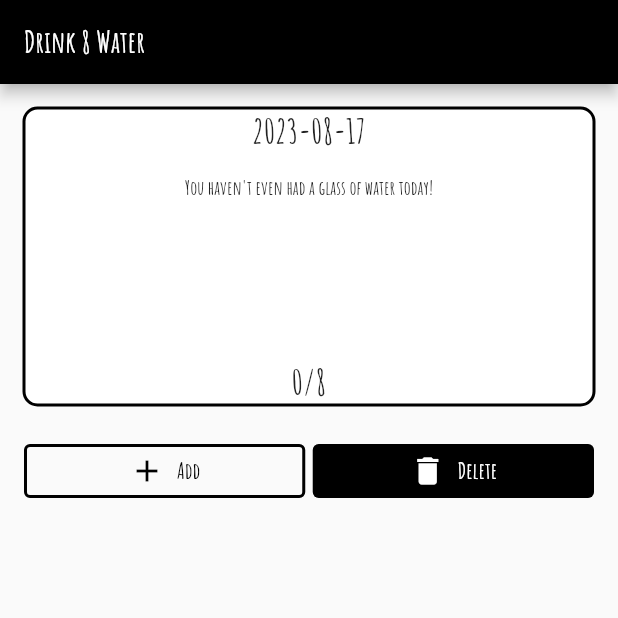
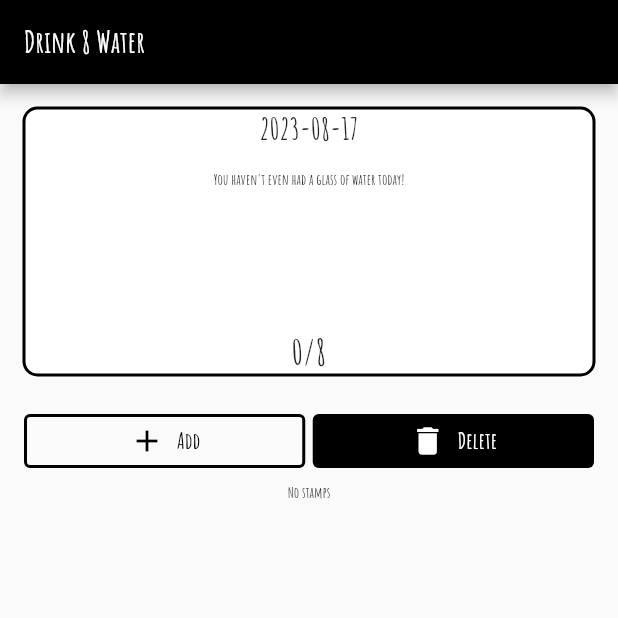
Before and after one commit to jeongminji4490/drink_water_ever_day, a Flutter app: the screen it shows after launch, after a tap on "Add", after a tap on "Delete", on a phone screen of 412 x 824 dp, the top half of it. Run offline on Flutter 3.47's test engine with Material 2 defaults, Android fonts, the light colour scheme and no system bars; our stand-ins replace device_preview, sqflite; accounts and stored records are empty.

Commit message:
add sqflite

```diff
--- /dev/null
+++ b/lib/database_helper.dart
@@ -0,0 +1,76 @@
+import 'package:my_flutter_project/stamp.dart';
+import 'package:path/path.dart';
+import 'package:sqflite/sqflite.dart';
+
+class DatabaseHelper {
+  // Singleton pattern
+  static final DatabaseHelper dbHelper = DatabaseHelper._internal();
+
+  // Return already created db helper instance whenever it is created using factory keyword
+  factory DatabaseHelper() => dbHelper;
+
+  DatabaseHelper._internal();
+
+  static Database? _database;
+
+  Future<Database> get database async {
+    if (_database != null) return _database!;
+    // Initialize the DB first time it is accessed
+    _database = await _initDatabase();
+    return _database!;
+  }
+
+  // Create Database
+  Future<Database> _initDatabase() async {
+    final databasePath = await getDatabasesPath();
+    // Set the path to the database
+    final path = join(databasePath, 'my_stamps.db');
+
+    return await openDatabase(path,
+        onCreate: _onCreate,
+        version: 3,
+        onConfigure: (db) async =>
+            await db.execute('PRAGMA foreign_keys = ON'));
+  }
+
+  // When the db is first created, create a new table
+  // 'CREATE TABLE stamp(id INTEGER PRIMARY KEY, date TEXT, cups INTEGER)'
+  Future<void> _onCreate(Database db, int version) async {
+    await db.execute(
+        'CREATE TABLE stamp(date TEXT PRIMARY KEY, cups INTEGER)');
+  }
+
+  Future<List<Stamp>> getAllStamps() async {
+    final db = await dbHelper.database;
+    final List<Map<String, dynamic>> maps = await db.query('stamp');
+
+    // Convert the List<Map<String, dynamic> into a List<Stamp>.
+    return List.generate(maps.length, (index) => Stamp.fromMap(maps[index]));
+  }
+
+  Future<Stamp> getStamp(String date) async {
+    final db = await dbHelper.database;
+    final List<Map<String, dynamic>> maps =
+        await db.query('stamp', where: 'date = ?', whereArgs: [date]);
+    return Stamp.fromMap(maps[0]);
+  }
+
+  Future<void> insert(Stamp stamp) async {
+    final db = await dbHelper.database;
+
+    await db.insert('stamp', stamp.toMap(), conflictAlgorithm: ConflictAlgorithm.replace);
+  }
+
+  Future<void> update(Stamp stamp) async {
+    final db = await dbHelper.database;
+
+    await db.update('stamp', stamp.toMap(), where: 'date = ?', whereArgs: [stamp.date]);
+  }
+
+  Future<void> delete(String date) async {
+    final db = await dbHelper.database;
+
+    await db.delete('stamp', where: 'date = ?', whereArgs: [date]);
+  }
+
+}
--- a/lib/home.dart
+++ b/lib/home.dart
@@ -1,6 +1,9 @@
 import 'package:flutter/material.dart';
 import 'package:intl/intl.dart';
 import 'package:my_flutter_project/cup_image.dart';
+import 'package:my_flutter_project/database_helper.dart';
+import 'package:my_flutter_project/stamp.dart';
+import 'package:my_flutter_project/stamp_builder.dart';
 
 class HomeScreen extends StatefulWidget {
   const HomeScreen({super.key});
@@ -10,21 +13,46 @@ class HomeScreen extends StatefulWidget {
 }
 
 class _HomeScreenState extends State<HomeScreen> {
+
+  final DatabaseHelper dbHelper = DatabaseHelper();
+
   final String title = "Drink 8 Water";
-  int _cards = 0;
 
-  void _drinkWater() {
+  int cups = 0;
+
+  Future<Stamp> getStamp(String date) async {
+    return await dbHelper.getStamp(date);
+  }
+
+  Future<List<Stamp>> getAllStamps() async {
+    return await dbHelper.getAllStamps();
+  }
+
+  Future<void> insertStamp(String date) async {
+    await dbHelper
+        .insert(Stamp(date: date, cups: cups));
+  }
+
+  Future<void> deleteStamp(String date) async {
+    await dbHelper.delete(date);
+  }
+
+  void _drinkWater(String date) {
     setState(() {
-      if (_cards != 8) {
-        _cards++;
+      print("cups: $cups");
+      if (cups < 8) {
+        cups++;
+      }
+      if (cups == 8) {
+        insertStamp(date);
       }
     });
   }
 
   void _myMistake() {
     setState(() {
-      if (_cards != 0) {
-        _cards--;
+      if (cups > 0) {
+        cups--;
       }
     });
   }
@@ -44,7 +72,7 @@ class _HomeScreenState extends State<HomeScreen> {
             children: <Widget>[
               Container(
                 width: double.infinity,
-                height: 200,
+                height: 180,
                 margin: const EdgeInsets.all(15),
                 decoration: BoxDecoration(
                   color: Colors.white,
@@ -56,16 +84,16 @@ class _HomeScreenState extends State<HomeScreen> {
                     Text(
                       todayDate,
                       style: const TextStyle(
-                          fontFamily: 'AmaticscBold', fontSize: 23),
+                          fontFamily: 'AmaticscBold', fontSize: 20),
                       textAlign: TextAlign.center,
                     ),
                     const SizedBox(height: 15),
-                    if (_cards == 0)
+                    if (cups == 0)
                       const Expanded(
                         child: Text(
                           "You haven't even had a glass of water today!",
                           style: TextStyle(
-                              fontFamily: 'AmaticscBold', fontSize: 13),
+                              fontFamily: 'AmaticscBold', fontSize: 10),
                           textAlign: TextAlign.center,
                         ),
                       )
@@ -74,14 +102,14 @@ class _HomeScreenState extends State<HomeScreen> {
                         child: Row(
                           mainAxisAlignment: MainAxisAlignment.spaceEvenly,
                           children: [
-                            for (int i = 0; i < _cards; i++) const CupImage()
+                            for (int i = 0; i < cups; i++) const CupImage()
                           ],
                         ),
                       ),
                     Text(
-                      "$_cards/8",
-                      style:
-                          TextStyle(fontFamily: 'AmaticscBold', fontSize: 23),
+                      "$cups/8",
+                      style: const TextStyle(
+                          fontFamily: 'AmaticscBold', fontSize: 23),
                       textAlign: TextAlign.center,
                     ),
                   ],
@@ -92,7 +120,10 @@ class _HomeScreenState extends State<HomeScreen> {
                   children: <Widget>[
                     Expanded(
                       child: OutlinedButton.icon(
-                        onPressed: _drinkWater,
+                        onPressed: () => {
+                          _drinkWater(todayDate),
+                          // insertStamp(todayDate)
+                        },
                         icon: const Icon(Icons.add, color: Colors.black),
                         label: const Text(
                           "Add",
@@ -110,7 +141,10 @@ class _HomeScreenState extends State<HomeScreen> {
                     const SizedBox(width: 5),
                     Expanded(
                       child: OutlinedButton.icon(
-                        onPressed: _myMistake,
+                        onPressed: () => {
+                          _myMistake(),
+                          deleteStamp(todayDate)
+                        },
                         icon: const Icon(Icons.delete, color: Colors.white),
                         label: const Text(
                           "Delete",
@@ -126,6 +160,21 @@ class _HomeScreenState extends State<HomeScreen> {
                   ],
                 ),
               ),
+              if (cups == 8) ...[
+                const Icon(
+                  Icons.check_circle,
+                  color: Colors.black,
+                  size: 30.0,
+                ),
+                const Text(
+                  "Success",
+                  style: TextStyle(
+                      fontFamily: 'AmaticscBold',
+                      fontSize: 15,
+                      color: Colors.black),
+                ),
+              ],
+              StampBuilder(future: getAllStamps())
             ],
           ),
         ),
--- a/lib/main.dart
+++ b/lib/main.dart
@@ -13,10 +13,11 @@ class MyApp extends StatelessWidget {
 
   @override
   Widget build(BuildContext context) {
+
     return MaterialApp(
       title: 'Flutter Demo',
       theme: ThemeData(
-        primarySwatch: Colors.blue,
+          primarySwatch: Colors.blue
       ),
       home: const HomeScreen(),
     );
--- /dev/null
+++ b/lib/stamp.dart
@@ -0,0 +1,27 @@
+class Stamp {
+  // final int id;
+  final String date;
+  final int cups;
+
+  Stamp({
+    // this.id,
+    required this.date,
+    required this.cups
+  });
+
+  Map<String, dynamic> toMap() {
+    return {
+      // 'id': id,
+      'date': date,
+      'cups': cups
+    };
+  }
+
+  factory Stamp.fromMap(Map<String, dynamic> map) {
+    return Stamp(
+        // id: map['id']?.toInt() ?? 0,
+        date: map['date'] ?? '',
+        cups: map['cups']?.toInt() ?? 0
+    );
+  }
+}
--- /dev/null
+++ b/lib/stamp_builder.dart
@@ -0,0 +1,51 @@
+import 'package:flutter/material.dart';
+import 'package:my_flutter_project/stamp.dart';
+
+class StampBuilder extends StatelessWidget {
+  const StampBuilder({super.key, required this.future});
+
+  final Future<List<Stamp>> future;
+
+  @override
+  Widget build(BuildContext context) {
+    return FutureBuilder<List<Stamp>>(
+        future: future,
+        builder: (context, snapshot) {
+          var data = snapshot.data;
+          if (data == null) {
+            return const Text("No stamps",
+                style: TextStyle(fontSize: 10, fontFamily: 'AmaticscBold'));
+          } else {
+            var length = data.length;
+            if (length == 0) {
+              return const Text("No stamps",
+                  style: TextStyle(fontSize: 10, fontFamily: 'AmaticscBold'));
+            } else {
+              return Expanded(
+                  child: Padding(
+                padding: const EdgeInsets.all(12.0),
+                child: ListView.builder(
+                  itemCount: length,
+                  itemBuilder: (context, index) {
+                    final stamp = data[index];
+                    return _buildStampCard(stamp, context);
+                  },
+                ),
+              ));
+            }
+          }
+        });
+  }
+
+  Widget _buildStampCard(Stamp stamp, BuildContext context) {
+    return Card(
+      child: Padding(
+        padding: EdgeInsets.all(12.0),
+        child: Text(
+          stamp.date,
+          style: const TextStyle(fontFamily: 'AmaticscBold', fontSize: 10),
+        ),
+      ),
+    );
+  }
+}
```
